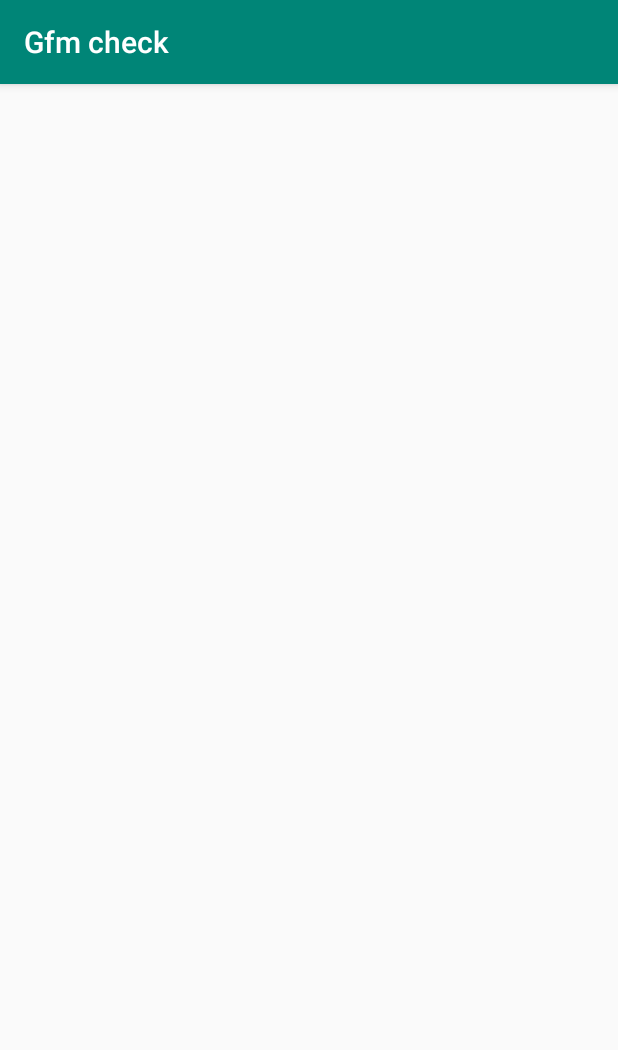
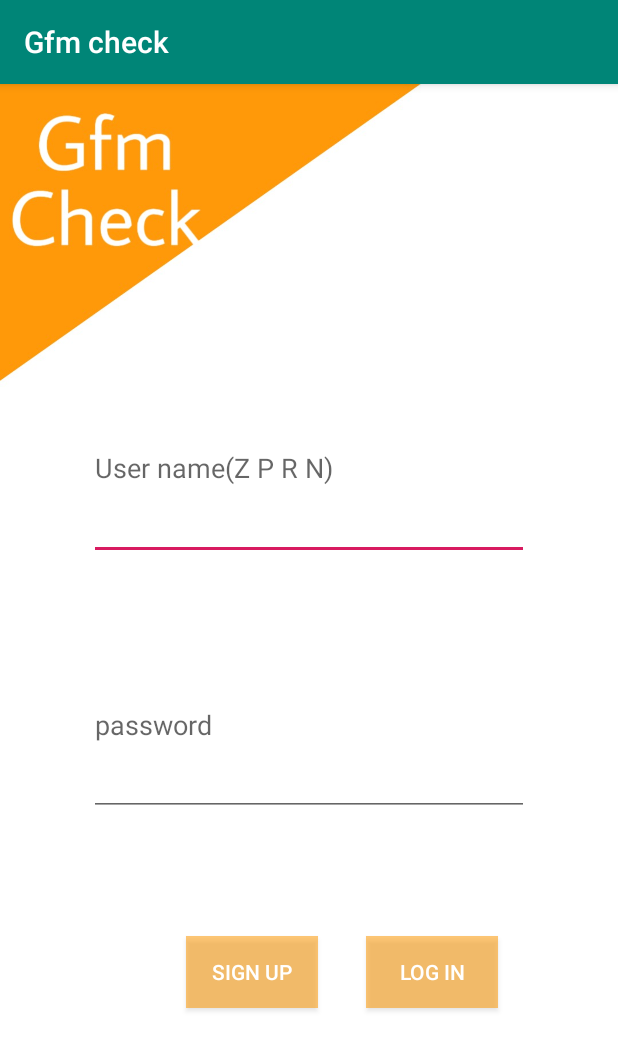
Before and after one commit to Asbaharoon/Students-academic, an Android app: the loginact screen opened directly, with no data from a screen before it, on a phone screen of 412 x 824 dp. Shown: the top 1050 px of the screen. Run offline under Robolectric (Android 15) with nearby library versions, the phone set to English and light mode, and no system bars.

Commit message:
login xml create

```diff
--- a/app/src/main/res/layout/activity_loginact.xml
+++ b/app/src/main/res/layout/activity_loginact.xml
@@ -4,6 +4,67 @@
     xmlns:tools="http://schemas.android.com/tools"
     android:layout_width="match_parent"
     android:layout_height="match_parent"
+    android:background="@drawable/bgd1"
     tools:context=".loginact">
 
+    <Button
+        android:id="@+id/loginpagebutton"
+        android:layout_width="wrap_content"
+        android:layout_height="wrap_content"
+        android:layout_marginEnd="80dp"
+        android:layout_marginRight="80dp"
+        android:layout_marginBottom="152dp"
+        android:background="#88FF9800"
+        android:text="log in"
+        android:textColor="#FFFFFF"
+        app:layout_constraintBottom_toBottomOf="parent"
+        app:layout_constraintEnd_toEndOf="parent" />
+
+    <Button
+        android:id="@+id/signupbutton"
+        android:layout_width="wrap_content"
+        android:layout_height="wrap_content"
+        android:layout_marginEnd="200dp"
+        android:layout_marginRight="200dp"
+        android:layout_marginBottom="152dp"
+        android:background="#88FF9800"
+        android:text="sign up"
+        android:textColor="#FFFFFF"
+        app:layout_constraintBottom_toBottomOf="parent"
+        app:layout_constraintEnd_toEndOf="parent" />
+
+    <EditText
+        android:id="@+id/editText"
+        android:layout_width="0dp"
+        android:layout_height="0dp"
+        android:layout_marginStart="59dp"
+        android:layout_marginLeft="59dp"
+        android:layout_marginTop="195dp"
+        android:layout_marginEnd="59dp"
+        android:layout_marginRight="59dp"
+        android:layout_marginBottom="49dp"
+        android:ems="10"
+        android:hint="User name(Z P R N)"
+        android:inputType="textPersonName"
+        app:layout_constraintBottom_toTopOf="@+id/editText2"
+        app:layout_constraintEnd_toEndOf="parent"
+        app:layout_constraintStart_toStartOf="parent"
+        app:layout_constraintTop_toTopOf="parent" />
+
+    <EditText
+        android:id="@+id/editText2"
+        android:layout_width="0dp"
+        android:layout_height="0dp"
+        android:layout_marginStart="59dp"
+        android:layout_marginLeft="59dp"
+        android:layout_marginEnd="59dp"
+        android:layout_marginRight="59dp"
+        android:layout_marginBottom="280dp"
+        android:ems="10"
+        android:hint="password"
+        android:inputType="textPassword"
+        app:layout_constraintBottom_toBottomOf="parent"
+        app:layout_constraintEnd_toEndOf="parent"
+        app:layout_constraintStart_toStartOf="parent"
+        app:layout_constraintTop_toBottomOf="@+id/editText" />
 </androidx.constraintlayout.widget.ConstraintLayout>
```
